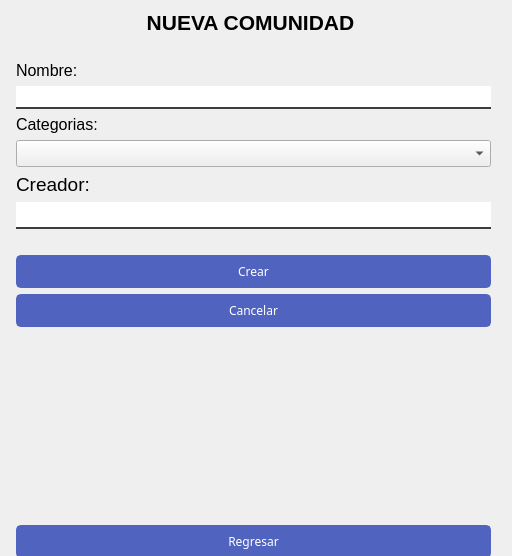
phkandresc/app-habitos-saludables, file view/ui/VentanaNuevaComunidad.ui: the form before one commit.
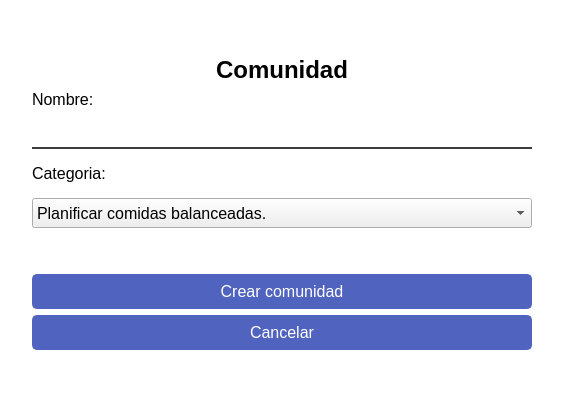
The form after the commit. Icons and pictures are not drawn.

Commit message: Add community management features with IncorporaComunidad model, UI updates, and new controllers

```diff
--- a/view/ui/VentanaNuevaComunidad.ui
+++ b/view/ui/VentanaNuevaComunidad.ui
@@ -1,29 +1,43 @@
 <?xml version="1.0" encoding="UTF-8"?>
 <ui version="4.0">
- <class>Form</class>
- <widget class="QWidget" name="Form">
+ <class>ventanaNuevaComunidad</class>
+ <widget class="QMainWindow" name="ventanaNuevaComunidad">
   <property name="geometry">
    <rect>
     <x>0</x>
     <y>0</y>
-    <width>512</width>
-    <height>556</height>
+    <width>563</width>
+    <height>406</height>
    </rect>
   </property>
-  <property name="font">
-   <font>
-    <pointsize>9</pointsize>
-   </font>
-  </property>
   <property name="windowTitle">
    <string>Form</string>
   </property>
   <property name="styleSheet">
-   <string notr="true">QMainWindow {
+   <string notr="true">
+QCheckBox {
+    spacing: 8px;
+    font-size: 14px;
+}
+
+QCheckBox::indicator {
+    width: 14px;
+    height: 14px;
+    border: 2px solid rgb(0, 0, 0);
+    border-radius: 4px;
+    background-color: white;
+}
+
+QCheckBox::indicator:checked {
+    background-color: rgb(0, 0, 0);
+}
+
+
+QMainWindow {
 	background-color: rgb(255, 255, 255)
 }
 
-QPushButton#btnRegistrarse{
+QPushButton#btnVolverIniciarSesion{
 	border: none;
 	background-color: transparent;
 	color: black;
@@ -35,21 +49,12 @@
             text-decoration: underline; /* Optional: Add underline on hover */
 }
 
-QPushButton#btnRegistrarse:pressed {
-            color: gray; /* Optional: Change color on click */
-}
-
-QCheckBox {
-	color:gray;
-}
 QPushButton{
 	background-color: rgb(80, 99, 191);
 	color: rgb(255, 255, 255);
 	border: 2px solid rgb(80, 99, 191);
 	border-radius: 5px;
 	padding: 6px;
-	font-family: &quot;Adwaita Sans&quot;; /* Establece la fuente */
-     /* Establece el tamaño de la fuente */
 }
 
 QLineEdit{
@@ -65,173 +70,258 @@
 QPushButton:clicked{
 	background-color: rgb(65, 84, 176);
 	border: 2px solid rgb(65, 84, 176);
-}</string>
+}
+</string>
   </property>
-  <widget class="QWidget" name="gridLayoutWidget">
-   <property name="geometry">
-    <rect>
-     <x>10</x>
-     <y>10</y>
-     <width>481</width>
-     <height>548</height>
-    </rect>
-   </property>
+  <widget class="QWidget" name="centralwidget">
    <layout class="QGridLayout" name="gridLayout">
-    <item row="5" column="1">
-     <widget class="QComboBox" name="cbxCategorias">
-      <property name="font">
-       <font>
-        <pointsize>12</pointsize>
-       </font>
+    <item row="0" column="1">
+     <spacer name="verticalSpacer_3">
+      <property name="orientation">
+       <enum>Qt::Orientation::Vertical</enum>
       </property>
-     </widget>
-    </item>
-    <item row="6" column="1">
-     <widget class="QLabel" name="label_5">
-      <property name="font">
-       <font>
-        <pointsize>14</pointsize>
-       </font>
+      <property name="sizeHint" stdset="0">
+       <size>
+        <width>20</width>
+        <height>37</height>
+       </size>
       </property>
-      <property name="text">
-       <string>Creador:</string>
-      </property>
-     </widget>
+     </spacer>
     </item>
-    <item row="0" column="0" colspan="2">
-     <widget class="QLabel" name="label">
-      <property name="font">
-       <font>
-        <pointsize>16</pointsize>
-        <weight>75</weight>
-        <bold>true</bold>
-       </font>
-      </property>
-      <property name="text">
-       <string>NUEVA COMUNIDAD</string>
-      </property>
-      <property name="alignment">
-       <set>Qt::AlignCenter</set>
-      </property>
-     </widget>
+    <item row="1" column="1" rowspan="2">
+     <layout class="QVBoxLayout" name="verticalLayout_7">
+      <item>
+       <widget class="QLabel" name="lblTitulo">
+        <property name="font">
+         <font>
+          <family>MS Sans Serif</family>
+          <pointsize>18</pointsize>
+          <bold>true</bold>
+         </font>
+        </property>
+        <property name="layoutDirection">
+         <enum>Qt::LayoutDirection::LeftToRight</enum>
+        </property>
+        <property name="text">
+         <string>Comunidad</string>
+        </property>
+        <property name="alignment">
+         <set>Qt::AlignmentFlag::AlignCenter</set>
+        </property>
+       </widget>
+      </item>
+      <item>
+       <layout class="QVBoxLayout" name="verticalLayout_6">
+        <item>
+         <layout class="QVBoxLayout" name="verticalLayout_4">
+          <property name="spacing">
+           <number>15</number>
+          </property>
+          <item>
+           <layout class="QVBoxLayout" name="verticalLayout_2">
+            <item>
+             <widget class="QLabel" name="lblNombre">
+              <property name="font">
+               <font>
+                <pointsize>12</pointsize>
+               </font>
+              </property>
+              <property name="text">
+               <string>Nombre:</string>
+              </property>
+             </widget>
+            </item>
+            <item>
+             <widget class="QLineEdit" name="txtNombre">
+              <property name="minimumSize">
+               <size>
+                <width>500</width>
+                <height>25</height>
+               </size>
+              </property>
+              <property name="font">
+               <font>
+                <pointsize>12</pointsize>
+               </font>
+              </property>
+             </widget>
+            </item>
+           </layout>
+          </item>
+          <item>
+           <layout class="QVBoxLayout" name="verticalLayout">
+            <item>
+             <widget class="QLabel" name="lblCategoria">
+              <property name="font">
+               <font>
+                <pointsize>12</pointsize>
+               </font>
+              </property>
+              <property name="text">
+               <string>Categoria:</string>
+              </property>
+              <property name="alignment">
+               <set>Qt::AlignmentFlag::AlignLeading|Qt::AlignmentFlag::AlignLeft|Qt::AlignmentFlag::AlignTop</set>
+              </property>
+             </widget>
+            </item>
+            <item>
+             <widget class="QComboBox" name="cmbCategoria">
+              <property name="minimumSize">
+               <size>
+                <width>500</width>
+                <height>30</height>
+               </size>
+              </property>
+              <property name="font">
+               <font>
+                <pointsize>12</pointsize>
+               </font>
+              </property>
+              <item>
+               <property name="text">
+                <string>Planificar comidas balanceadas.</string>
+               </property>
+              </item>
+              <item>
+               <property name="text">
+                <string>Actividad Física</string>
+               </property>
+              </item>
+              <item>
+               <property name="text">
+                <string>Beber suficiente agua</string>
+               </property>
+              </item>
+              <item>
+               <property name="text">
+                <string>Meditar 5-10 minutos al día.</string>
+               </property>
+              </item>
+              <item>
+               <property name="text">
+                <string>Comer proteínas magras</string>
+               </property>
+              </item>
+              <item>
+               <property name="text">
+                <string>Sueño Reparador</string>
+               </property>
+              </item>
+             </widget>
+            </item>
+           </layout>
+          </item>
+         </layout>
+        </item>
+        <item>
+         <spacer name="verticalSpacer">
+          <property name="orientation">
+           <enum>Qt::Orientation::Vertical</enum>
+          </property>
+          <property name="sizeHint" stdset="0">
+           <size>
+            <width>20</width>
+            <height>40</height>
+           </size>
+          </property>
+         </spacer>
+        </item>
+        <item>
+         <layout class="QVBoxLayout" name="verticalLayout_5">
+          <item>
+           <widget class="QPushButton" name="btnCrearComunidad">
+            <property name="minimumSize">
+             <size>
+              <width>500</width>
+              <height>35</height>
+             </size>
+            </property>
+            <property name="font">
+             <font>
+              <pointsize>12</pointsize>
+             </font>
+            </property>
+            <property name="toolTip">
+             <string>&lt;html&gt;&lt;head/&gt;&lt;body&gt;&lt;p align=&quot;center&quot;&gt;&lt;span style=&quot; font-size:12pt;&quot;&gt;Registrar&lt;/span&gt;&lt;/p&gt;&lt;/body&gt;&lt;/html&gt;</string>
+            </property>
+            <property name="whatsThis">
+             <string>&lt;html&gt;&lt;head/&gt;&lt;body&gt;&lt;p align=&quot;center&quot;&gt;Registrar&lt;/p&gt;&lt;/body&gt;&lt;/html&gt;</string>
+            </property>
+            <property name="styleSheet">
+             <string notr="true"/>
+            </property>
+            <property name="text">
+             <string>Crear comunidad</string>
+            </property>
+           </widget>
+          </item>
+          <item>
+           <widget class="QPushButton" name="btnCancelar">
+            <property name="minimumSize">
+             <size>
+              <width>500</width>
+              <height>35</height>
+             </size>
+            </property>
+            <property name="font">
+             <font>
+              <pointsize>12</pointsize>
+             </font>
+            </property>
+            <property name="styleSheet">
+             <string notr="true"/>
+            </property>
+            <property name="text">
+             <string>Cancelar</string>
+            </property>
+           </widget>
+          </item>
+         </layout>
+        </item>
+       </layout>
+      </item>
+     </layout>
     </item>
-    <item row="2" column="1">
-     <widget class="QLabel" name="label_3">
-      <property name="font">
-       <font>
-        <pointsize>12</pointsize>
-       </font>
-      </property>
-      <property name="text">
-       <string>Nombre:</string>
-      </property>
-     </widget>
-    </item>
-    <item row="3" column="1">
-     <widget class="QLineEdit" name="txtNombre">
-      <property name="font">
-       <font>
-        <pointsize>12</pointsize>
-       </font>
-      </property>
-     </widget>
-    </item>
-    <item row="12" column="1">
-     <widget class="QPushButton" name="btnRegresar">
-      <property name="font">
-       <font>
-        <family>Adwaita Sans</family>
-       </font>
-      </property>
-      <property name="text">
-       <string>Regresar</string>
-      </property>
-     </widget>
-    </item>
-    <item row="8" column="1">
+    <item row="1" column="2">
      <spacer name="horizontalSpacer">
       <property name="orientation">
        <enum>Qt::Horizontal</enum>
       </property>
       <property name="sizeHint" stdset="0">
        <size>
-        <width>40</width>
+        <width>10</width>
         <height>20</height>
        </size>
       </property>
      </spacer>
     </item>
-    <item row="1" column="0" colspan="2">
-     <widget class="QLabel" name="label_2">
-      <property name="text">
-       <string/>
+    <item row="2" column="0">
+     <spacer name="horizontalSpacer_2">
+      <property name="orientation">
+       <enum>Qt::Orientation::Horizontal</enum>
       </property>
-      <property name="pixmap">
-       <pixmap>iconos/icons8-comunidad.png</pixmap>
+      <property name="sizeHint" stdset="0">
+       <size>
+        <width>9</width>
+        <height>20</height>
+       </size>
       </property>
-      <property name="alignment">
-       <set>Qt::AlignCenter</set>
-      </property>
-     </widget>
+     </spacer>
     </item>
-    <item row="11" column="1">
-     <spacer name="verticalSpacer">
+    <item row="3" column="1">
+     <spacer name="verticalSpacer_2">
       <property name="orientation">
-       <enum>Qt::Vertical</enum>
+       <enum>Qt::Orientation::Vertical</enum>
       </property>
       <property name="sizeHint" stdset="0">
        <size>
         <width>20</width>
-        <height>40</height>
+        <height>37</height>
        </size>
       </property>
      </spacer>
     </item>
-    <item row="7" column="1">
-     <widget class="QLineEdit" name="lineEdit">
-      <property name="font">
-       <font>
-        <pointsize>14</pointsize>
-       </font>
-      </property>
-     </widget>
-    </item>
-    <item row="9" column="1">
-     <widget class="QPushButton" name="btnCrear">
-      <property name="font">
-       <font>
-        <family>Adwaita Sans</family>
-       </font>
-      </property>
-      <property name="text">
-       <string>Crear</string>
-      </property>
-     </widget>
-    </item>
-    <item row="4" column="1">
-     <widget class="QLabel" name="label_4">
-      <property name="font">
-       <font>
-        <pointsize>12</pointsize>
-       </font>
-      </property>
-      <property name="text">
-       <string>Categorias:</string>
-      </property>
-     </widget>
-    </item>
-    <item row="10" column="1">
-     <widget class="QPushButton" name="btnCancelar">
-      <property name="font">
-       <font>
-        <family>Adwaita Sans</family>
-       </font>
-      </property>
-      <property name="text">
-       <string>Cancelar</string>
-      </property>
-     </widget>
-    </item>
    </layout>
   </widget>
  </widget>
```
Left out of the diff: 7 changed lines with no effect on the pictures. The commit also changes 15 other files.
